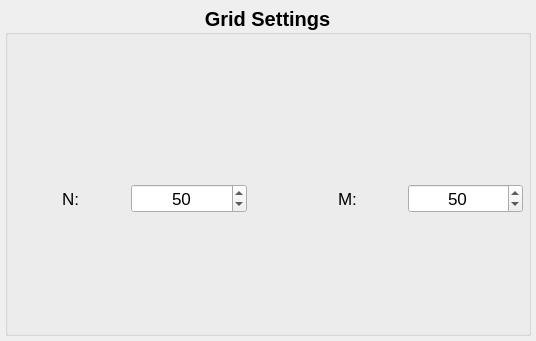
First picture: the form in dirac/gui/mainwindow/gridsettings/grid_group_box.ui, repository brands-d/Dirac, before the edit.
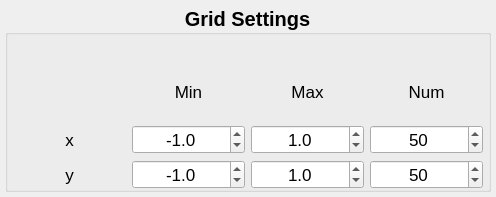
Second picture: the form after the edit.

The edit to the form file:
```diff
--- a/dirac/gui/mainwindow/gridsettings/grid_group_box.ui
+++ b/dirac/gui/mainwindow/gridsettings/grid_group_box.ui
@@ -6,8 +6,8 @@
    <rect>
     <x>0</x>
     <y>0</y>
-    <width>536</width>
-    <height>341</height>
+    <width>496</width>
+    <height>197</height>
    </rect>
   </property>
   <property name="windowTitle">
@@ -51,10 +51,7 @@
      <property name="flat">
       <bool>false</bool>
      </property>
-     <layout class="QHBoxLayout" name="layout_2">
-      <property name="spacing">
-       <number>3</number>
-      </property>
+     <layout class="QGridLayout" name="gridLayout">
       <property name="leftMargin">
        <number>5</number>
       </property>
@@ -67,8 +64,65 @@
       <property name="bottomMargin">
        <number>0</number>
       </property>
-      <item>
-       <widget class="QLabel" name="N_label">
+      <item row="1" column="0">
+       <widget class="QLabel" name="x_label">
+        <property name="font">
+         <font>
+          <pointsize>13</pointsize>
+          <weight>50</weight>
+          <bold>false</bold>
+         </font>
+        </property>
+        <property name="text">
+         <string>x</string>
+        </property>
+        <property name="alignment">
+         <set>Qt::AlignCenter</set>
+        </property>
+       </widget>
+      </item>
+      <item row="0" column="4">
+       <widget class="QLabel" name="num_label">
+        <property name="font">
+         <font>
+          <pointsize>13</pointsize>
+          <weight>50</weight>
+          <bold>false</bold>
+          <stylestrategy>PreferAntialias</stylestrategy>
+         </font>
+        </property>
+        <property name="toolTip">
+         <string>Adjust the height of the (full) grid.
+
+Can only be a multiple of 2.</string>
+        </property>
+        <property name="text">
+         <string>Num</string>
+        </property>
+        <property name="alignment">
+         <set>Qt::AlignCenter</set>
+        </property>
+       </widget>
+      </item>
+      <item row="2" column="0">
+       <widget class="QLabel" name="y_label">
+        <property name="font">
+         <font>
+          <pointsize>13</pointsize>
+          <weight>50</weight>
+          <bold>false</bold>
+         </font>
+        </property>
+        <property name="text">
+         <string>y</string>
+        </property>
+        <property name="alignment">
+         <set>Qt::AlignCenter</set>
+        </property>
+       </widget>
+      </item>
+      <item row="0" column="2">
+       <widget class="QLabel" name="min_label">
         <property name="font">
          <font>
           <pointsize>13</pointsize>
@@ -83,14 +137,31 @@
 Can only be a multiple of 2.</string>
         </property>
         <property name="text">
-         <string>N:</string>
+         <string>Min</string>
         </property>
         <property name="alignment">
          <set>Qt::AlignCenter</set>
         </property>
        </widget>
       </item>
-      <item>
+      <item row="0" column="3">
+       <widget class="QLabel" name="max_label">
+        <property name="font">
+         <font>
+          <pointsize>13</pointsize>
+          <weight>50</weight>
+          <bold>false</bold>
+         </font>
+        </property>
+        <property name="text">
+         <string>Max</string>
+        </property>
+        <property name="alignment">
+         <set>Qt::AlignCenter</set>
+        </property>
+       </widget>
+      </item>
+      <item row="1" column="4">
        <widget class="QSpinBox" name="N_spinbox">
         <property name="font">
          <font>
@@ -117,54 +188,7 @@
         </property>
        </widget>
       </item>
-      <item>
-       <spacer name="spacer">
-        <property name="font">
-         <font>
-          <pointsize>15</pointsize>
-          <weight>75</weight>
-          <bold>true</bold>
-          <stylestrategy>PreferAntialias</stylestrategy>
-         </font>
-        </property>
-        <property name="orientation">
-         <enum>Qt::Horizontal</enum>
-        </property>
-        <property name="sizeType">
-         <enum>QSizePolicy::Preferred</enum>
-        </property>
-        <property name="sizeHint" stdset="0">
-         <size>
-          <width>40</width>
-          <height>20</height>
-         </size>
-        </property>
-       </spacer>
-      </item>
-      <item>
-       <widget class="QLabel" name="M_label">
-        <property name="font">
-         <font>
-          <pointsize>13</pointsize>
-          <weight>50</weight>
-          <bold>false</bold>
-          <stylestrategy>PreferAntialias</stylestrategy>
-         </font>
-        </property>
-        <property name="toolTip">
-         <string>Adjust the height of the (full) grid.
-
-Can only be a multiple of 2.</string>
-        </property>
-        <property name="text">
-         <string>M:</string>
-        </property>
-        <property name="alignment">
-         <set>Qt::AlignCenter</set>
-        </property>
-       </widget>
-      </item>
-      <item>
+      <item row="2" column="4">
        <widget class="QSpinBox" name="M_spinbox">
         <property name="font">
          <font>
@@ -194,6 +218,146 @@
         </property>
        </widget>
       </item>
+      <item row="1" column="2">
+       <widget class="QDoubleSpinBox" name="x_min_spinbox">
+        <property name="font">
+         <font>
+          <pointsize>13</pointsize>
+          <weight>50</weight>
+          <bold>false</bold>
+         </font>
+        </property>
+        <property name="alignment">
+         <set>Qt::AlignCenter</set>
+        </property>
+        <property name="correctionMode">
+         <enum>QAbstractSpinBox::CorrectToNearestValue</enum>
+        </property>
+        <property name="keyboardTracking">
+         <bool>false</bool>
+        </property>
+        <property name="decimals">
+         <number>1</number>
+        </property>
+        <property name="minimum">
+         <double>-10.000000000000000</double>
+        </property>
+        <property name="maximum">
+         <double>10.000000000000000</double>
+        </property>
+        <property name="singleStep">
+         <double>0.100000000000000</double>
+        </property>
+        <property name="value">
+         <double>-1.000000000000000</double>
+        </property>
+       </widget>
+      </item>
+      <item row="2" column="2">
+       <widget class="QDoubleSpinBox" name="y_min_spinbox">
+        <property name="font">
+         <font>
+          <pointsize>13</pointsize>
+          <weight>50</weight>
+          <bold>false</bold>
+         </font>
+        </property>
+        <property name="alignment">
+         <set>Qt::AlignCenter</set>
+        </property>
+        <property name="correctionMode">
+         <enum>QAbstractSpinBox::CorrectToNearestValue</enum>
+        </property>
+        <property name="keyboardTracking">
+         <bool>false</bool>
+        </property>
+        <property name="decimals">
+         <number>1</number>
+        </property>
+        <property name="minimum">
+         <double>-10.000000000000000</double>
+        </property>
+        <property name="maximum">
+         <double>10.000000000000000</double>
+        </property>
+        <property name="singleStep">
+         <double>0.100000000000000</double>
+        </property>
+        <property name="value">
+         <double>-1.000000000000000</double>
+        </property>
+       </widget>
+      </item>
+      <item row="1" column="3">
+       <widget class="QDoubleSpinBox" name="x_max_spinbox">
+        <property name="font">
+         <font>
+          <pointsize>13</pointsize>
+          <weight>50</weight>
+          <bold>false</bold>
+         </font>
+        </property>
+        <property name="alignment">
+         <set>Qt::AlignCenter</set>
+        </property>
+        <property name="correctionMode">
+         <enum>QAbstractSpinBox::CorrectToNearestValue</enum>
+        </property>
+        <property name="keyboardTracking">
+         <bool>false</bool>
+        </property>
+        <property name="decimals">
+         <number>1</number>
+        </property>
+        <property name="minimum">
+         <double>-10.000000000000000</double>
+        </property>
+        <property name="maximum">
+         <double>10.000000000000000</double>
+        </property>
+        <property name="singleStep">
+         <double>0.100000000000000</double>
+        </property>
+        <property name="value">
+         <double>1.000000000000000</double>
+        </property>
+       </widget>
+      </item>
+      <item row="2" column="3">
+       <widget class="QDoubleSpinBox" name="y_max_spinbox">
+        <property name="font">
+         <font>
+          <pointsize>13</pointsize>
+          <weight>50</weight>
+          <bold>false</bold>
+         </font>
+        </property>
+        <property name="alignment">
+         <set>Qt::AlignCenter</set>
+        </property>
+        <property name="correctionMode">
+         <enum>QAbstractSpinBox::CorrectToNearestValue</enum>
+        </property>
+        <property name="keyboardTracking">
+         <bool>false</bool>
+        </property>
+        <property name="decimals">
+         <number>1</number>
+        </property>
+        <property name="minimum">
+         <double>-10.000000000000000</double>
+        </property>
+        <property name="maximum">
+         <double>10.000000000000000</double>
+        </property>
+        <property name="singleStep">
+         <double>0.100000000000000</double>
+        </property>
+        <property name="value">
+         <double>1.000000000000000</double>
+        </property>
+       </widget>
+      </item>
      </layout>
     </widget>
    </item>
```
